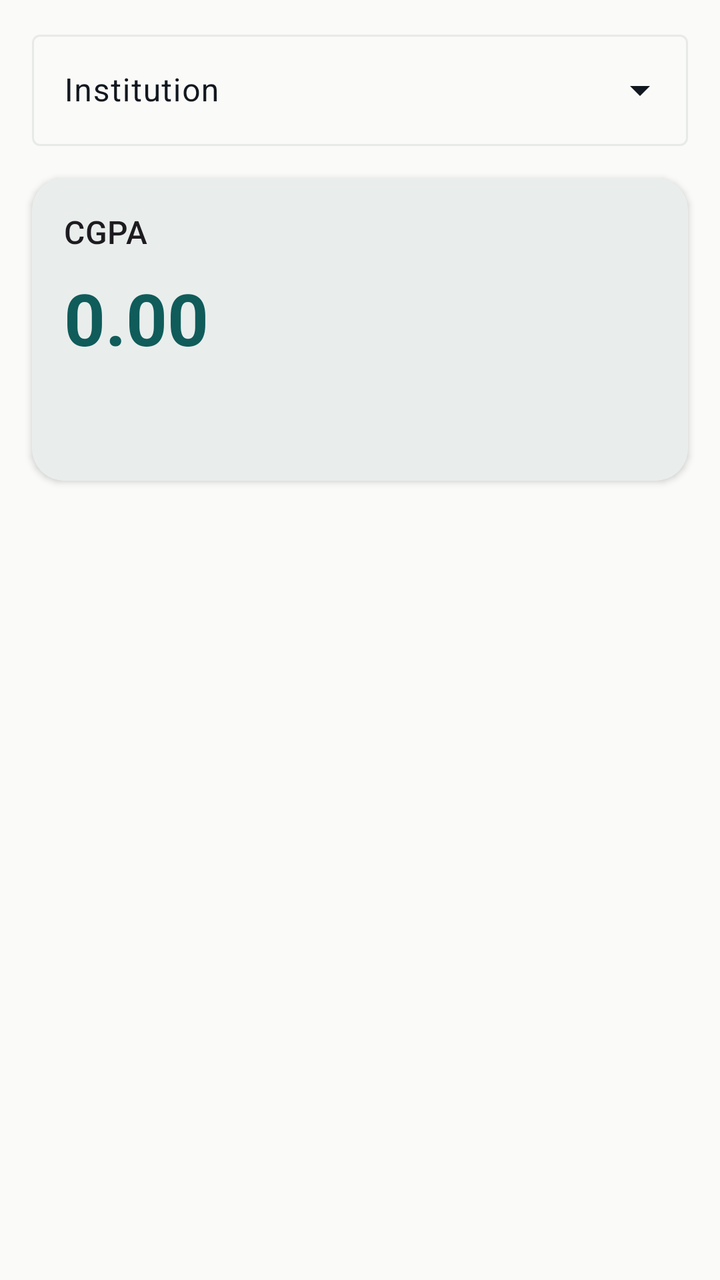
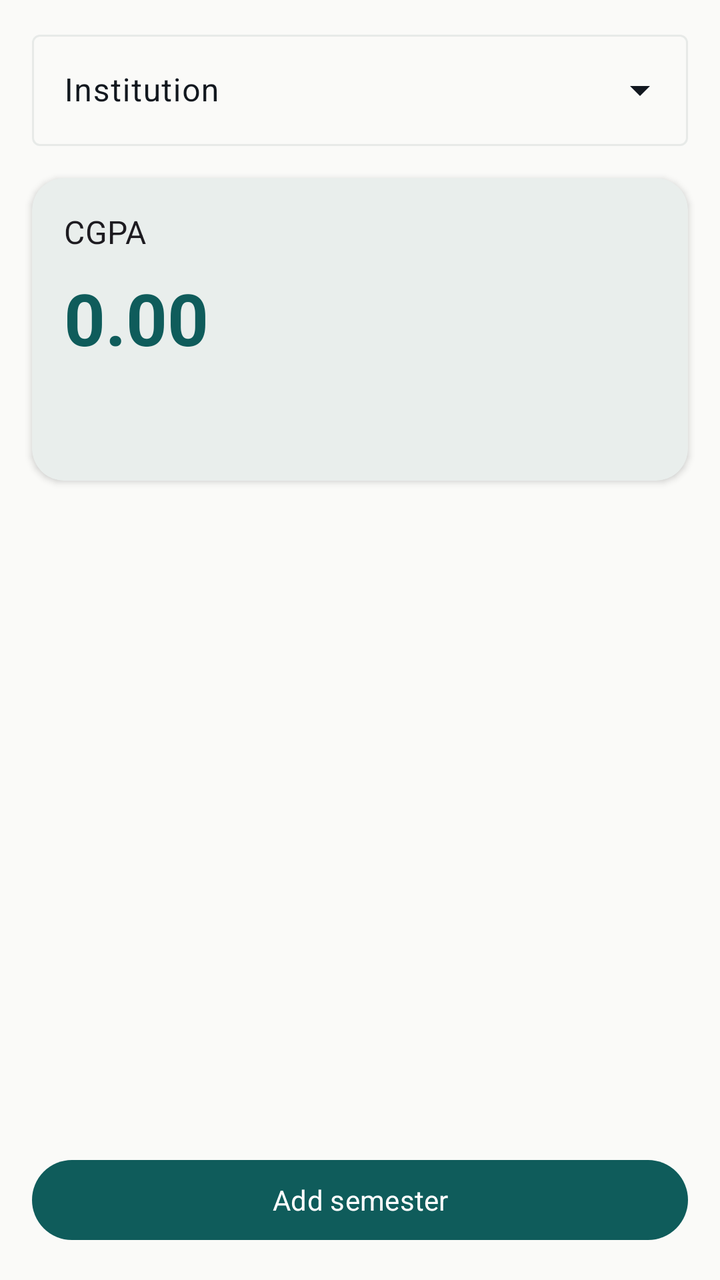

Compare the two renders of this Android layout. The source of the first and the diff that turns it into the second are given below.
<!-- AndroidManifest.xml: application theme Theme.GpaCalc -->
<!-- res/layout/fragment_university_calculator.xml -->
<?xml version="1.0" encoding="utf-8"?>
<LinearLayout xmlns:android="http://schemas.android.com/apk/res/android"
    android:layout_width="match_parent"
    android:layout_height="match_parent"
    android:orientation="vertical">

    
    <com.google.android.material.textfield.TextInputLayout
        android:id="@+id/layout_institution"
        android:layout_width="match_parent"
        android:layout_height="wrap_content"
        android:layout_marginStart="16dp"
        android:layout_marginEnd="16dp"
        android:layout_marginTop="12dp"
        android:hint="@string/institution"
        style="@style/Widget.Material3.TextInputLayout.OutlinedBox.ExposedDropdownMenu">

        <AutoCompleteTextView
            android:id="@+id/spinner_institution"
            android:layout_width="match_parent"
            android:layout_height="wrap_content"
            android:inputType="none" />
    </com.google.android.material.textfield.TextInputLayout>

    
    <com.google.android.material.card.MaterialCardView
        style="@style/Widget.GpaCalc.Card"
        android:layout_width="match_parent"
        android:layout_height="wrap_content"
        android:layout_margin="16dp">

        <LinearLayout
            android:layout_width="match_parent"
            android:layout_height="wrap_content"
            android:orientation="vertical">

            <TextView
                android:layout_width="wrap_content"
                android:layout_height="wrap_content"
                android:text="@string/cgpa"
                android:textAppearance="?attr/textAppearanceTitleMedium" />

            <TextView
                android:id="@+id/tv_cgpa"
                android:layout_width="wrap_content"
                android:layout_height="wrap_content"
                android:layout_marginTop="8dp"
                android:text="0.00"
                android:textColor="?attr/colorPrimary"
                android:textSize="36sp"
                android:textStyle="bold" />

            <TextView
                android:id="@+id/tv_total_credits"
                android:layout_width="wrap_content"
                android:layout_height="wrap_content"
                android:layout_marginTop="4dp" />

            <TextView
                android:id="@+id/tv_retake_rule"
                android:layout_width="wrap_content"
                android:layout_height="wrap_content"
                android:layout_marginTop="2dp"
                android:textSize="12sp"
                android:textColor="?attr/colorOnSurfaceVariant" />
        </LinearLayout>
    </com.google.android.material.card.MaterialCardView>

    <androidx.recyclerview.widget.RecyclerView
        android:id="@+id/recycler_semesters"
        android:layout_width="match_parent"
        android:layout_height="0dp"
        android:layout_weight="1"
        android:clipToPadding="false"
        android:padding="16dp" />
</LinearLayout>
<!-- resources referenced by this layout -->
<resources>
  <string name="cgpa">CGPA</string>
  <string name="institution">Institution</string>
  <style name="Widget.GpaCalc.Card" parent="Widget.Material3.CardView.Elevated">
          <item name="cardCornerRadius">16dp</item>
          <item name="cardElevation">2dp</item>
          <item name="contentPadding">16dp</item>
          <item name="cardBackgroundColor">@color/paper</item>
      </style>
  <style name="Theme.GpaCalc" parent="Theme.Material3.Light.NoActionBar">
          
          <item name="colorPrimary">@color/deep_teal</item>
          <item name="colorOnPrimary">#FFFFFF</item>
          <item name="colorSecondary">@color/sun_gold</item>
          <item name="colorTertiary">@color/signal_green</item>
          
          
          <item name="android:windowBackground">@color/paper</item>
          <item name="colorSurface">@color/paper</item>
          <item name="colorOnSurface">@color/ink</item>
          <item name="colorSurfaceVariant">@color/mist</item>
          <item name="colorOnSurfaceVariant">@color/ink</item>
          
          
          <item name="colorOutline">@color/mist</item>
          <item name="colorOutlineVariant">@color/mist</item>
          
          
          <item name="android:statusBarColor">@color/deep_teal</item>
          <item name="android:navigationBarColor">@color/paper</item>
          
          
          <item name="colorError">@color/signal_red</item>
      </style>
  <color name="paper">#FAFAF8</color>
  <color name="deep_teal">#0F5C5B</color>
  <color name="sun_gold">#E8A93C</color>
  <color name="signal_green">#1E8E5A</color>
  <color name="ink">#12181F</color>
  <color name="mist">#E7EAE8</color>
  <color name="signal_red">#C4432B</color>
</resources>

<!-- the commit's change to res/layout/fragment_university_calculator.xml (unified diff, before → after) -->
@@ -1,5 +1,6 @@
 <?xml version="1.0" encoding="utf-8"?>
 <LinearLayout xmlns:android="http://schemas.android.com/apk/res/android"
+    xmlns:app="http://schemas.android.com/apk/res-auto"
     android:layout_width="match_parent"
     android:layout_height="match_parent"
     android:orientation="vertical">
@@ -66,6 +67,7 @@
         </LinearLayout>
     </com.google.android.material.card.MaterialCardView>
 
+    
     <androidx.recyclerview.widget.RecyclerView
         android:id="@+id/recycler_semesters"
         android:layout_width="match_parent"
@@ -73,4 +75,71 @@
         android:layout_weight="1"
         android:clipToPadding="false"
         android:padding="16dp" />
+
+    
+    <LinearLayout
+        android:id="@+id/layout_empty_semesters"
+        android:layout_width="match_parent"
+        android:layout_height="0dp"
+        android:layout_weight="1"
+        android:orientation="vertical"
+        android:gravity="center"
+        android:padding="32dp"
+        android:visibility="gone">
+
+        <com.google.android.material.card.MaterialCardView
+            android:layout_width="88dp"
+            android:layout_height="88dp"
+            app:cardCornerRadius="44dp"
+            app:cardElevation="0dp"
+            app:strokeWidth="1dp"
+            app:strokeColor="?attr/colorOutline"
+            app:cardBackgroundColor="?attr/colorSurfaceVariant">
+
+            <ImageView
+                android:layout_width="44dp"
+                android:layout_height="44dp"
+                android:layout_gravity="center"
+                android:src="@drawable/ic_university"
+                app:tint="?attr/colorPrimary"
+                android:contentDescription="@null" />
+        </com.google.android.material.card.MaterialCardView>
+
+        <TextView
+            android:layout_width="wrap_content"
+            android:layout_height="wrap_content"
+            android:layout_marginTop="20dp"
+            android:text="@string/empty_semesters_title"
+            android:textAppearance="?attr/textAppearanceTitleMedium"
+            android:textStyle="bold"
+            android:gravity="center"
+            android:textColor="?attr/colorOnSurface" />
+
+        <TextView
+            android:layout_width="wrap_content"
+            android:layout_height="wrap_content"
+            android:layout_marginTop="8dp"
+            android:gravity="center"
+            android:lineSpacingMultiplier="1.3"
+            android:text="@string/empty_semesters_desc"
+            android:textAppearance="?attr/textAppearanceBodyMedium"
+            android:textColor="?attr/colorOnSurfaceVariant" />
+
+        <com.google.android.material.button.MaterialButton
+            android:id="@+id/btn_add_first_semester"
+            android:layout_width="wrap_content"
+            android:layout_height="wrap_content"
+            android:layout_marginTop="20dp"
+            android:text="@string/add_semester" />
+    </LinearLayout>
+
+    <com.google.android.material.button.MaterialButton
+        android:id="@+id/btn_add_semester"
+        android:layout_width="match_parent"
+        android:layout_height="wrap_content"
+        android:layout_marginStart="16dp"
+        android:layout_marginEnd="16dp"
+        android:layout_marginBottom="16dp"
+        android:text="@string/add_semester" />
+
 </LinearLayout>
<!-- resource entries referenced after the edit -->
@@ -1,6 +1,21 @@
 <!-- resources referenced by this layout -->
 <resources>
+  <!-- drawable ic_university (drawable) -->
+  <?xml version="1.0" encoding="utf-8"?>
+  <vector xmlns:android="http://schemas.android.com/apk/res/android"
+      android:width="28dp"
+      android:height="28dp"
+      android:viewportWidth="24"
+      android:viewportHeight="24"
+      android:tint="?attr/colorPrimary">
+      <path
+          android:fillColor="#FF000000"
+          android:pathData="M15,11V5L12,2 9,5V7H3V21H21V11H15ZM7,19H5V17H7V19ZM7,15H5V13H7V15ZM7,11H5V9H7V11ZM13,19H11V17H13V19ZM13,15H11V13H13V15ZM13,11H11V9H13V11ZM13,7H11V5H13V7ZM19,19H17V17H19V19ZM19,15H17V13H19V15Z"/>
+  </vector>
+  <string name="add_semester">Add semester</string>
   <string name="cgpa">CGPA</string>
+  <string name="empty_semesters_desc">Add your first semester to begin calculating courses and university CGPA.</string>
+  <string name="empty_semesters_title">No Semesters Added</string>
   <string name="institution">Institution</string>
   <style name="Widget.GpaCalc.Card" parent="Widget.Material3.CardView.Elevated">
           <item name="cardCornerRadius">16dp</item>
@@ -8,7 +23,7 @@
           <item name="contentPadding">16dp</item>
           <item name="cardBackgroundColor">@color/paper</item>
       </style>
-  <style name="Theme.GpaCalc" parent="Theme.Material3.Light.NoActionBar">
+  <style name="Theme.GpaCalc" parent="Theme.Material3.DayNight.NoActionBar">
           
           <item name="colorPrimary">@color/deep_teal</item>
           <item name="colorOnPrimary">#FFFFFF</item>
@@ -32,6 +47,10 @@
           
           
           <item name="colorError">@color/signal_red</item>
+          
+          <item name="android:fontFamily">sans-serif</item>
+          
+          <item name="materialCardViewStyle">@style/Widget.GpaCalc.Card</item>
       </style>
   <color name="paper">#FAFAF8</color>
   <color name="deep_teal">#0F5C5B</color>
